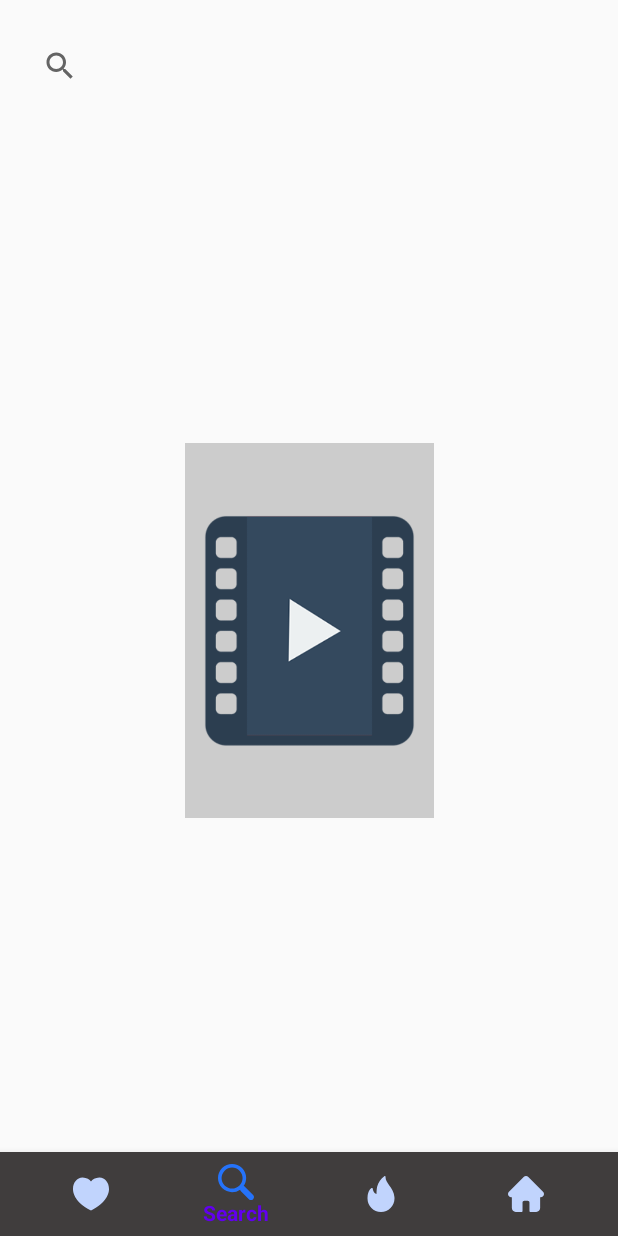
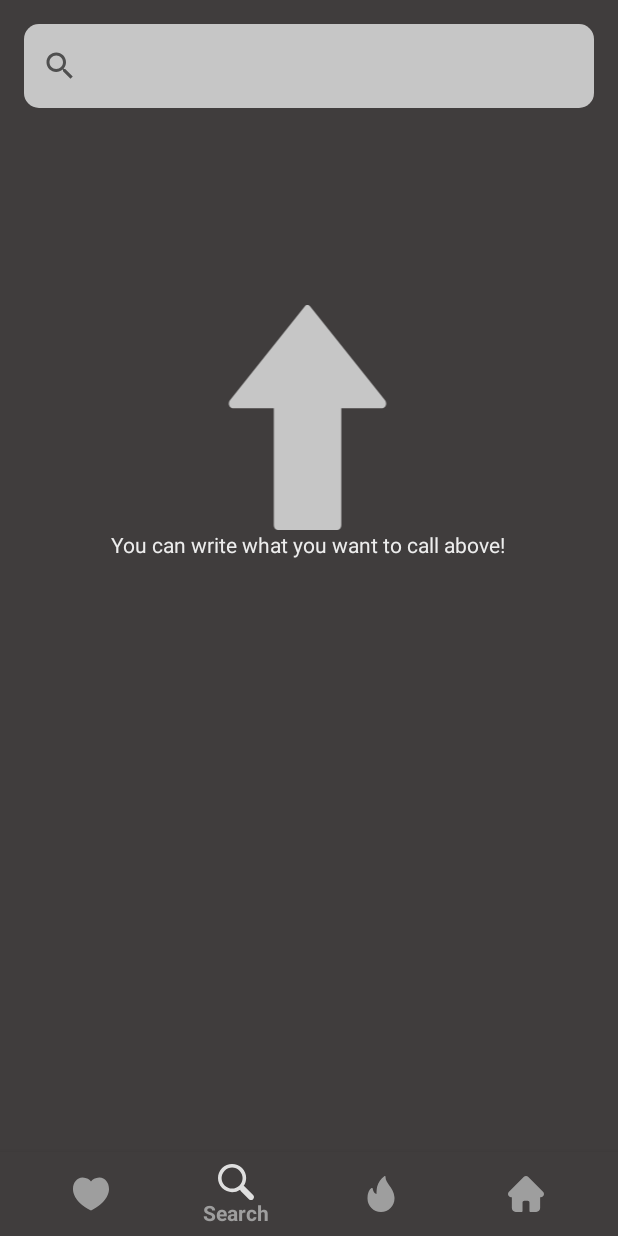
Before and after one commit to ihaydinn/movies-app, an Android app: the SearchFragment screen opened through its navigation route, on a phone screen of 412 x 824 dp. Run offline under Robolectric (Android 15) with nearby library versions, the phone set to English and light mode, and no system bars; our stand-ins replace RxJava, data binding, navigation-ui; network calls fail.

Commit message:
updated xml files

```diff
--- /dev/null
+++ b/app/src/main/res/drawable/background_search_view.xml
@@ -0,0 +1,7 @@
+<?xml version="1.0" encoding="utf-8"?>
+<shape xmlns:android="http://schemas.android.com/apk/res/android">
+
+    <solid android:color="#C6C6C6" />
+    <corners android:radius="10dp" />
+
+</shape>
--- a/app/src/main/res/drawable/bottom_navigation_color_selector.xml
+++ b/app/src/main/res/drawable/bottom_navigation_color_selector.xml
@@ -1,5 +1,5 @@
 <selector xmlns:android="http://schemas.android.com/apk/res/android">
-    <item android:color="#2573FA" android:state_pressed="true" />
-    <item android:color="#2573FA" android:state_checked="true" />
-    <item android:color="#C1D4FD" />
+    <item android:color="#DFDFDF" android:state_pressed="true" />
+    <item android:color="#DFDFDF" android:state_checked="true" />
+    <item android:color="#9E9E9E" />
 </selector>
--- /dev/null
+++ b/app/src/main/res/drawable/ic_up_arrow.xml
@@ -0,0 +1,9 @@
+<vector xmlns:android="http://schemas.android.com/apk/res/android"
+    android:width="200dp"
+    android:height="250dp"
+    android:viewportWidth="512.171"
+    android:viewportHeight="512.171">
+  <path
+      android:fillColor="#C6C6C6"
+      android:pathData="M476.723,216.64L263.305,3.115C261.299,1.109 258.59,0 255.753,0c-2.837,0 -5.547,1.131 -7.552,3.136L35.422,216.64c-3.051,3.051 -3.947,7.637 -2.304,11.627c1.664,3.989 5.547,6.571 9.856,6.571h117.333v266.667c0,5.888 4.779,10.667 10.667,10.667h170.667c5.888,0 10.667,-4.779 10.667,-10.667V234.837h116.885c4.309,0 8.192,-2.603 9.856,-6.592C480.713,224.256 479.774,219.691 476.723,216.64z"/>
+</vector>
--- a/app/src/main/res/layout/fragment_favorite.xml
+++ b/app/src/main/res/layout/fragment_favorite.xml
@@ -2,6 +2,7 @@
 <androidx.constraintlayout.widget.ConstraintLayout xmlns:android="http://schemas.android.com/apk/res/android"
     xmlns:app="http://schemas.android.com/apk/res-auto"
     xmlns:tools="http://schemas.android.com/tools"
+    android:background="@color/background"
     android:layout_width="match_parent"
     android:layout_height="match_parent">
 
--- a/app/src/main/res/layout/fragment_movie_detail.xml
+++ b/app/src/main/res/layout/fragment_movie_detail.xml
@@ -18,7 +18,7 @@
     <androidx.core.widget.NestedScrollView
         android:layout_width="match_parent"
         android:layout_height="match_parent"
-        android:background="#DFDFDF">
+        android:background="#403D3D">
 
         <androidx.constraintlayout.widget.ConstraintLayout
             android:layout_width="match_parent"
@@ -28,7 +28,6 @@
                 android:id="@+id/imgBackgorund"
                 android:layout_width="match_parent"
                 android:layout_height="200dp"
-                android:background="#E67373"
                 android:imageUrl="@{detail.backdrop_path}"
                 android:scaleType="centerCrop"
                 app:layout_constraintEnd_toEndOf="parent"
--- a/app/src/main/res/layout/fragment_search.xml
+++ b/app/src/main/res/layout/fragment_search.xml
@@ -6,6 +6,7 @@
     <androidx.constraintlayout.widget.ConstraintLayout
         android:layout_width="match_parent"
         android:layout_height="match_parent"
+        android:background="@color/background"
         tools:context=".ui.main.search.SearchFragment">
 
 
@@ -16,6 +17,7 @@
             android:layout_marginStart="16dp"
             android:layout_marginTop="16dp"
             android:layout_marginEnd="16dp"
+            android:background="@drawable/background_search_view"
             app:layout_constraintEnd_toEndOf="parent"
             app:layout_constraintStart_toStartOf="parent"
             app:layout_constraintTop_toTopOf="parent" />
@@ -36,18 +38,30 @@
 
         <ImageView
             android:id="@+id/imgSearch"
-            android:layout_width="250dp"
-            android:layout_height="250dp"
-            android:src="@drawable/no_movie_image"
+            android:layout_width="150dp"
+            android:layout_height="150dp"
             android:layout_marginStart="16dp"
             android:layout_marginTop="16dp"
             android:layout_marginEnd="16dp"
             android:layout_marginBottom="16dp"
+            android:src="@drawable/ic_up_arrow"
             android:visibility="visible"
             app:layout_constraintBottom_toBottomOf="parent"
             app:layout_constraintEnd_toEndOf="parent"
+            app:layout_constraintHorizontal_bias="0.497"
             app:layout_constraintStart_toStartOf="parent"
-            app:layout_constraintTop_toBottomOf="@+id/searchView"/>
+            app:layout_constraintTop_toBottomOf="@+id/searchView"
+            app:layout_constraintVertical_bias="0.224" />
+
+        <TextView
+            android:id="@+id/tvSearch"
+            android:layout_width="wrap_content"
+            android:layout_height="wrap_content"
+            android:text="You can write what you want to call above!"
+            android:textColor="@color/colorText"
+            app:layout_constraintEnd_toEndOf="@+id/imgSearch"
+            app:layout_constraintStart_toStartOf="@+id/imgSearch"
+            app:layout_constraintTop_toBottomOf="@+id/imgSearch" />
 
     </androidx.constraintlayout.widget.ConstraintLayout>
 </layout>
--- a/app/src/main/res/layout/fragment_top_rated.xml
+++ b/app/src/main/res/layout/fragment_top_rated.xml
@@ -4,6 +4,7 @@
         xmlns:tools="http://schemas.android.com/tools"
         android:layout_width="match_parent"
         android:layout_height="match_parent"
+        android:background="@color/background"
         xmlns:app="http://schemas.android.com/apk/res-auto"
         tools:context=".ui.main.toprated.TopRatedFragment">
 
--- a/app/src/main/res/layout/item_movie.xml
+++ b/app/src/main/res/layout/item_movie.xml
@@ -37,11 +37,11 @@
                 android:id="@+id/tvMovieItemTitle"
                 android:layout_width="match_parent"
                 android:layout_height="wrap_content"
-                android:layout_margin="16dp"
+                android:layout_margin="8dp"
                 android:singleLine="true"
                 android:textColor="#FFF"
                 android:text="@{movie.title}"
-                android:textSize="20sp"
+                android:textSize="16sp"
                 android:textStyle="bold"
                 app:layout_constraintBottom_toBottomOf="parent"
                 app:layout_constraintEnd_toEndOf="parent"
--- a/app/src/main/res/layout/item_popular_view_pager.xml
+++ b/app/src/main/res/layout/item_popular_view_pager.xml
@@ -17,7 +17,7 @@
             android:id="@+id/viewPagerPopular"
             android:layout_width="match_parent"
             android:layout_height="match_parent"
-            app:cardCornerRadius="16dp"
+            app:cardCornerRadius="10dp"
             app:layout_constraintBottom_toBottomOf="parent"
             app:layout_constraintEnd_toEndOf="parent"
             app:layout_constraintStart_toStartOf="parent"
--- a/app/src/main/res/layout/item_trailer.xml
+++ b/app/src/main/res/layout/item_trailer.xml
@@ -28,7 +28,7 @@
                 android:layout_width="match_parent"
                 android:layout_height="90dp"
                 android:scaleType="fitXY"
-                android:src="@drawable/no_movie_image"
+                android:src="@drawable/ic_youtube"
                 app:layout_constraintEnd_toEndOf="parent"
                 app:layout_constraintStart_toStartOf="parent"
                 app:layout_constraintTop_toTopOf="parent" />
--- a/app/src/main/res/layout/item_upcoming_view_pager.xml
+++ b/app/src/main/res/layout/item_upcoming_view_pager.xml
@@ -16,7 +16,7 @@
             android:id="@+id/viewPagerUpcoming"
             android:layout_width="match_parent"
             android:layout_height="match_parent"
-            app:cardCornerRadius="16dp"
+            app:cardCornerRadius="10dp"
             app:layout_constraintBottom_toBottomOf="parent"
             app:layout_constraintEnd_toEndOf="parent"
             app:layout_constraintStart_toStartOf="parent"
--- a/app/src/main/res/values/colors.xml
+++ b/app/src/main/res/values/colors.xml
@@ -1,6 +1,8 @@
 <?xml version="1.0" encoding="utf-8"?>
 <resources>
-    <color name="colorPrimary">#6200EE</color>
-    <color name="colorPrimaryDark">#3700B3</color>
+    <color name="colorPrimary">#9E9E9E</color>
+    <color name="colorPrimaryDark">#403D3D</color>
     <color name="colorAccent">#03DAC5</color>
+    <color name="background">#FF403D3D</color>
+    <color name="colorText">#EDEDED</color>
 </resources>
```
Also changed, not shown: app/src/main/java/com/ismailhakkiaydin/movies/ui/main/search/SearchFragment.kt (+8 -0 lines), app/src/main/res/drawable/ic_youtube.xml (added, +9 -0 lines), app/src/main/res/layout/fragment_home.xml (+7 -2 lines).
